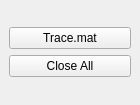
Old version of the form GUI/TraceVisualization.ui in the repository FengZhiheng/TraceVisualizationGUI.
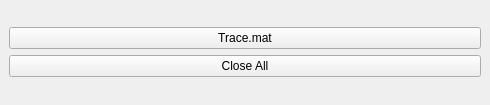
New version of the form.

Patch:
```diff
--- a/GUI/TraceVisualization.ui
+++ b/GUI/TraceVisualization.ui
@@ -6,7 +6,7 @@
    <rect>
     <x>0</x>
     <y>0</y>
-    <width>140</width>
+    <width>490</width>
     <height>105</height>
    </rect>
   </property>
```
Left out of the diff: 3 changed lines with no effect on the pictures.
